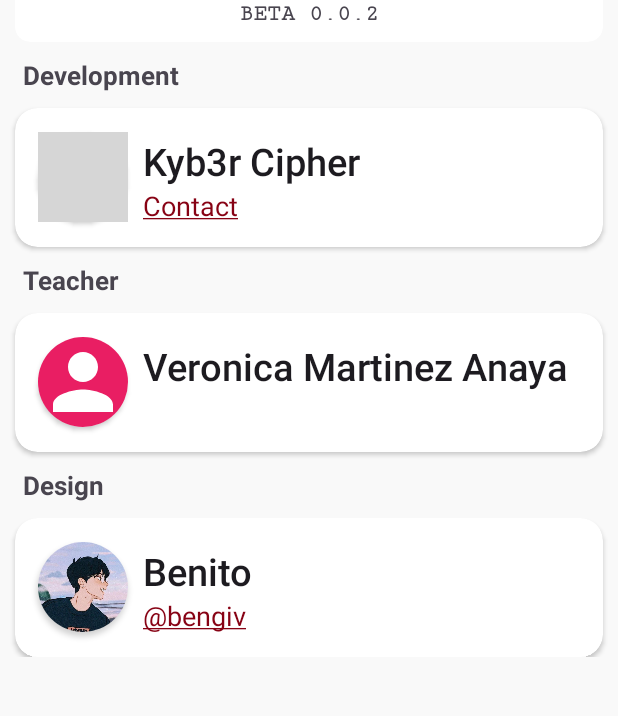
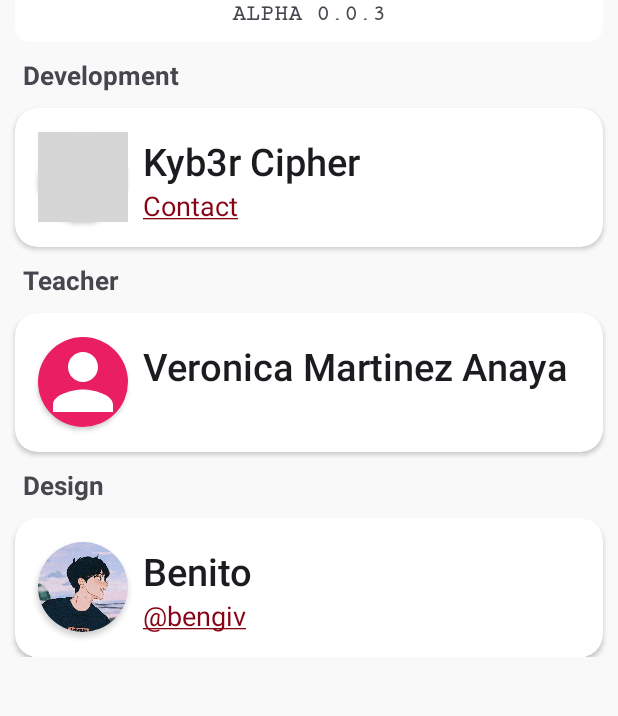
Before and after one commit to kyb3rcipher/ASISTEM, an Android app: the AboutActivity screen opened directly, with no data from a screen before it, on a phone screen of 412 x 824 dp, the part 484-1200 px from its top. Run offline under Robolectric (Android 15) with nearby library versions, the phone set to English and light mode, and no system bars; grey boxes are pictures that could not be loaded.

Commit message:
Bump version to ALPHA 0.0.3 (All previous versions are ALPHA's)

```diff
--- a/app/src/main/res/values/strings.xml
+++ b/app/src/main/res/values/strings.xml
@@ -1,6 +1,6 @@
 <resources>
     <string name="app_name">ASISTEM</string>
-    <string name="app_version">BETA 0.0.2</string>
+    <string name="app_version">ALPHA 0.0.3</string>
 
     <string name="about">About</string>
     <string name="home">Home</string>
```
